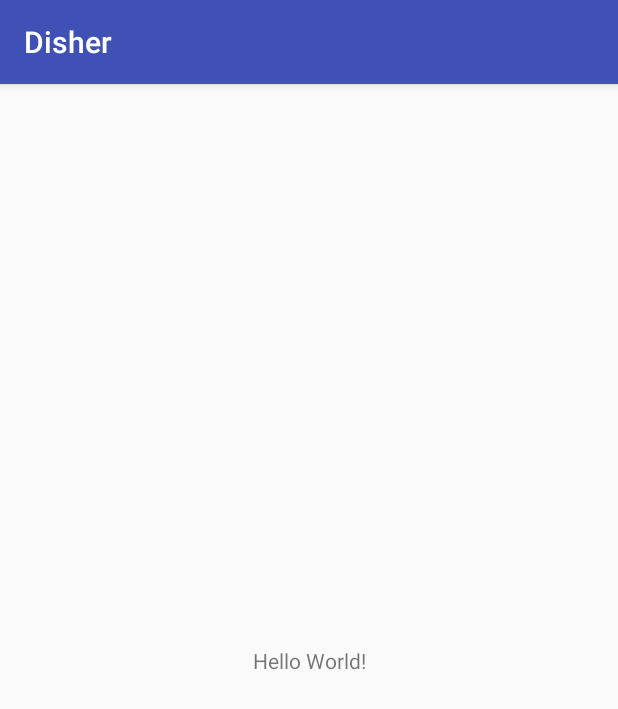
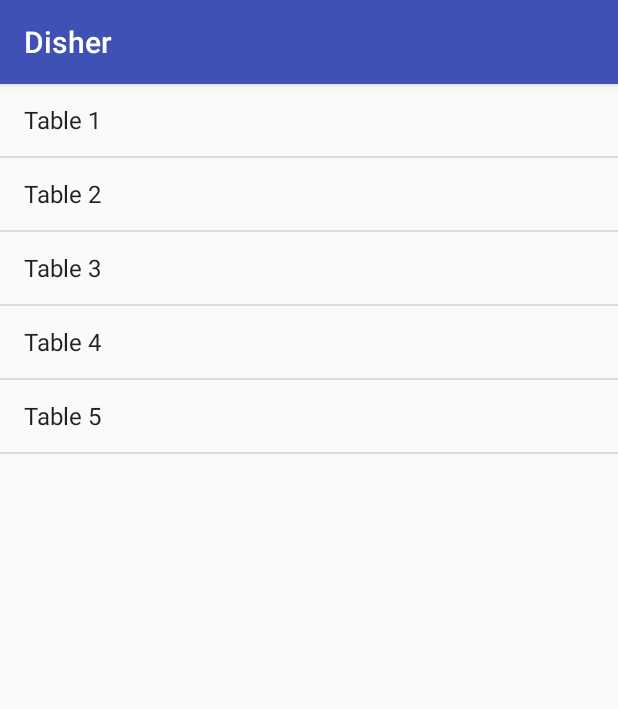
Before and after one commit to Omaddon/Disher, an Android app: the screen it shows after launch (TableListActivity), on a phone screen of 412 x 824 dp. Shown: the top 709 px of the screen. Run offline under Robolectric (Android 15) with nearby library versions, the phone set to English and light mode, and no system bars.

Commit message:
TableList.

```diff
--- a/app/build.gradle
+++ b/app/build.gradle
@@ -24,9 +24,10 @@ android {
 
 dependencies {
     implementation fileTree(dir: 'libs', include: ['*.jar'])
-    implementation"org.jetbrains.kotlin:kotlin-stdlib-jre7:$kotlin_version"
+    implementation "org.jetbrains.kotlin:kotlin-stdlib-jre7:$kotlin_version"
     implementation 'com.android.support:appcompat-v7:26.1.0'
     implementation 'com.android.support.constraint:constraint-layout:1.0.2'
+    implementation 'com.android.support:support-v4:26.1.0'
     testImplementation 'junit:junit:4.12'
     androidTestImplementation 'com.android.support.test:runner:1.0.1'
     androidTestImplementation 'com.android.support.test.espresso:espresso-core:3.0.1'
--- a/app/src/main/java/com/ammyt/disher/activity/TableListActivity.kt
+++ b/app/src/main/java/com/ammyt/disher/activity/TableListActivity.kt
@@ -2,12 +2,28 @@ package com.ammyt.disher.activity
 
 import android.support.v7.app.AppCompatActivity
 import android.os.Bundle
+import android.view.View
 import com.ammyt.disher.R
+import com.ammyt.disher.fragment.TableListFragment
+import com.ammyt.disher.model.Table
 
-class TableListActivity : AppCompatActivity() {
+class TableListActivity : AppCompatActivity(), TableListFragment.OnTableSelectedListener {
 
     override fun onCreate(savedInstanceState: Bundle?) {
         super.onCreate(savedInstanceState)
         setContentView(R.layout.activity_table_list)
+
+        if (findViewById<View>(R.id.table_list_fragment) != null) {
+            if (fragmentManager.findFragmentById(R.id.table_list_fragment) == null) {
+                val tableListFragment = TableListFragment.newInstance()
+                fragmentManager.beginTransaction()
+                        .add(R.id.table_list_fragment, tableListFragment)
+                        .commit()
+            }
+        }
+    }
+
+    override fun onTableSelected(table: Table?, position: Int) {
+        // TODO: navigation to DishesList
     }
 }
--- /dev/null
+++ b/app/src/main/java/com/ammyt/disher/fragment/TableListFragment.kt
@@ -0,0 +1,68 @@
+package com.ammyt.disher.fragment
+
+import android.app.Fragment
+import android.content.Context
+import android.os.Bundle
+import android.view.LayoutInflater
+import android.view.View
+import android.view.ViewGroup
+import android.widget.ArrayAdapter
+import android.widget.ListView
+import com.ammyt.disher.R
+import com.ammyt.disher.model.Table
+import com.ammyt.disher.model.Tables
+
+
+class TableListFragment : Fragment() {
+
+    lateinit var root: View
+    private var onTableSelectedListener: OnTableSelectedListener? = null
+
+    companion object {
+        fun newInstance(): TableListFragment {
+            return TableListFragment()
+        }
+    }
+
+    override fun onCreateView(inflater: LayoutInflater?,
+                              container: ViewGroup?,
+                              savedInstanceState: Bundle?): View {
+
+        inflater?.let {
+            root = inflater.inflate(R.layout.fragment_table_list, container, false)
+
+            val tableList = root.findViewById<ListView>(R.id.table_list)
+            val adapter = ArrayAdapter<Table>(
+                    activity,
+                    android.R.layout.simple_list_item_1,
+                    Tables.toArray())
+
+            tableList.adapter = adapter
+
+            tableList.setOnItemClickListener { parent, view, position, id ->
+                onTableSelectedListener?.onTableSelected(Tables.get(position), position)
+            }
+        }
+
+        return root
+    }
+
+    override fun onAttach(context: Context?) {
+        super.onAttach(context)
+
+        if (context is OnTableSelectedListener) {
+            onTableSelectedListener = context
+        }
+    }
+
+    override fun onDetach() {
+        super.onDetach()
+
+        onTableSelectedListener = null
+    }
+
+
+    interface OnTableSelectedListener {
+        fun onTableSelected(table: Table?, position: Int)
+    }
+}
--- /dev/null
+++ b/app/src/main/java/com/ammyt/disher/model/Table.kt
@@ -0,0 +1,9 @@
+package com.ammyt.disher.model
+
+
+data class Table(
+        var name: String,
+        var dishes: MutableList<Dish>) {
+
+    override fun toString() = name
+}
--- /dev/null
+++ b/app/src/main/java/com/ammyt/disher/model/Tables.kt
@@ -0,0 +1,22 @@
+package com.ammyt.disher.model
+
+import java.io.Serializable
+
+
+object Tables : Serializable {
+
+    private var tables: List<Table> = listOf(
+            Table("Table 1", mutableListOf()),
+            Table("Table 2", mutableListOf()),
+            Table("Table 3", mutableListOf()),
+            Table("Table 4", mutableListOf()),
+            Table("Table 5", mutableListOf())
+    )
+
+    val count: Int
+        get() = tables.size
+
+    operator fun get(i: Int) = tables[i]
+
+    fun toArray() = tables.toTypedArray()
+}
--- a/app/src/main/res/layout/activity_table_list.xml
+++ b/app/src/main/res/layout/activity_table_list.xml
@@ -1,19 +1,16 @@
 <?xml version="1.0" encoding="utf-8"?>
-<android.support.constraint.ConstraintLayout
+<FrameLayout
     xmlns:android="http://schemas.android.com/apk/res/android"
-    xmlns:app="http://schemas.android.com/apk/res-auto"
     xmlns:tools="http://schemas.android.com/tools"
     android:layout_width="match_parent"
     android:layout_height="match_parent"
     tools:context="com.ammyt.disher.activity.TableListActivity">
 
-    <TextView
-        android:layout_width="wrap_content"
-        android:layout_height="wrap_content"
-        android:text="Hello World!"
-        app:layout_constraintBottom_toBottomOf="parent"
-        app:layout_constraintLeft_toLeftOf="parent"
-        app:layout_constraintRight_toRightOf="parent"
-        app:layout_constraintTop_toTopOf="parent"/>
+    <FrameLayout
+        android:id="@+id/table_list_fragment"
+        android:layout_width="match_parent"
+        android:layout_height="match_parent">
 
-</android.support.constraint.ConstraintLayout>
+    </FrameLayout>
+
+</FrameLayout>
--- /dev/null
+++ b/app/src/main/res/layout/fragment_table_list.xml
@@ -0,0 +1,14 @@
+<FrameLayout xmlns:android="http://schemas.android.com/apk/res/android"
+             xmlns:tools="http://schemas.android.com/tools"
+             android:layout_width="match_parent"
+             android:layout_height="match_parent"
+             tools:context="com.ammyt.disher.fragment.TableListFragment">
+
+    <ListView
+        android:id="@+id/table_list"
+        android:layout_width="match_parent"
+        android:layout_height="match_parent">
+
+    </ListView>
+
+</FrameLayout>
--- a/app/src/main/res/values/strings.xml
+++ b/app/src/main/res/values/strings.xml
@@ -1,3 +1,6 @@
 <resources>
     <string name="app_name">Disher</string>
+
+    <!-- TODO: Remove or change this placeholder text -->
+    <string name="hello_blank_fragment">Hello blank fragment</string>
 </resources>
```
Also changed, not shown: app/src/main/java/com/ammyt/disher/model/Dish.kt (added, +65 -0 lines), app/src/main/java/com/ammyt/disher/model/DishesAvailable.kt (added, +17 -0 lines).
